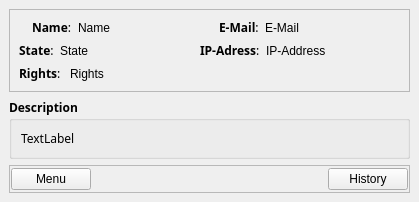
Qt form plugins/teamwork/kdevteamwork_userinfo.ui (KDE/kdevelop) before a commit.
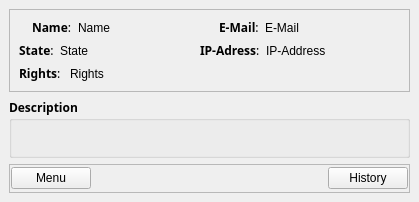
The same form after that commit.

Commit message: remove placeholder texts from ui files

```diff
--- a/plugins/teamwork/kdevteamwork_userinfo.ui
+++ b/plugins/teamwork/kdevteamwork_userinfo.ui
@@ -116,7 +116,7 @@
          </font>
         </property>
         <property name="text" >
-         <string>TextLabel</string>
+         <string/>
         </property>
         <property name="wordWrap" >
          <bool>true</bool>
```
The commit also changes 1 other file.
